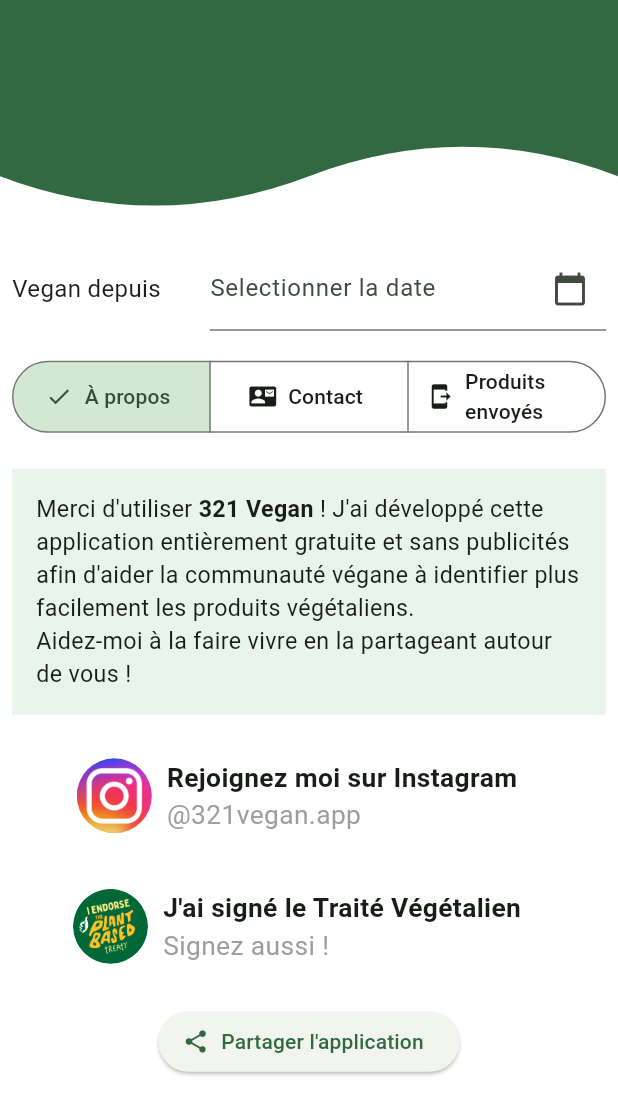
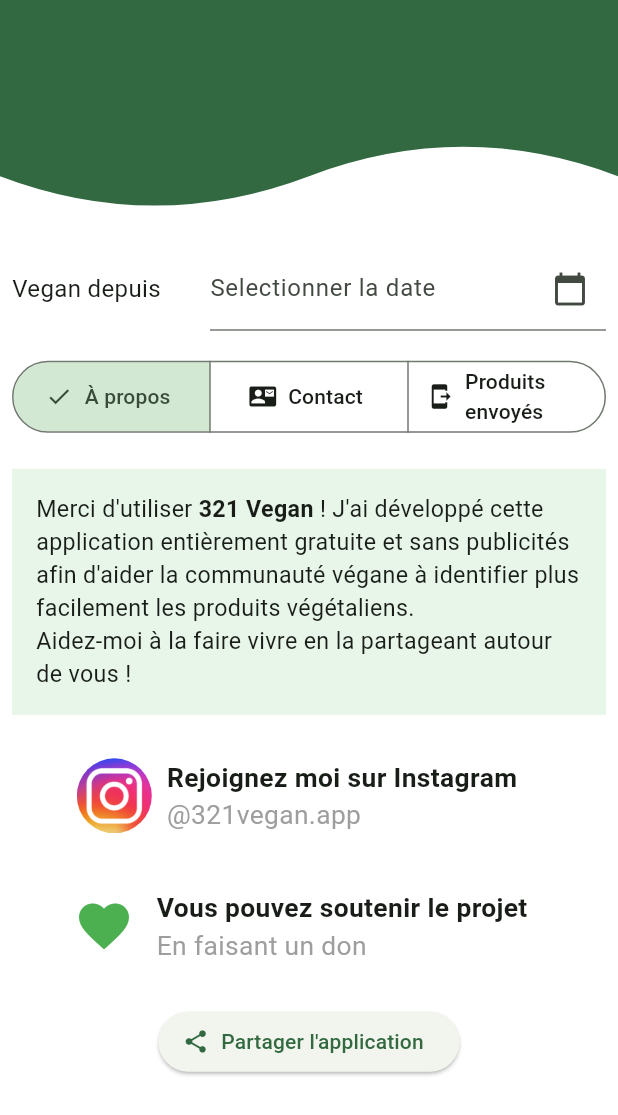
Before and after one commit to llambrecht/321vegan-app, a Flutter app: the ProfilePage screen opened directly with empty values, on a phone screen of 412 x 824 dp. Shown: the top 1115 px of the screen. Run offline on Flutter 3.47's test engine with Material 3 defaults, Android fonts, the phone set to English and light mode, and no system bars; our stand-ins replace cloud_firestore, confetti, connectivity_plus, firebase_core, flutter_screenutil, introduction_screen and 5 more; missing offline and left inert: draw_on_path, mobile_scanner; accounts and stored records are empty; statements that could not run were skipped.

Commit message:
:sparkles: first time launch and donation

```diff
--- a/flutter_app/lib/pages/app_pages/Profile/about_me_page.dart
+++ b/flutter_app/lib/pages/app_pages/Profile/about_me_page.dart
@@ -123,7 +123,7 @@
           padding: const EdgeInsets.only(top: 16, right: 16),
           child: GestureDetector(
             onTap: () async {
-              const url = 'https://plantbasedtreaty.org/fr';
+              const url = 'https://buymeacoffee.com/321vegan';
               await launchUrl(Uri.parse(url));
             },
             child: Material(
@@ -138,12 +138,13 @@
                   child: Row(
                     mainAxisAlignment: MainAxisAlignment.center,
                     children: [
-                      ClipOval(
-                        child: Image.asset(
-                          'lib/assets/logo_pbt.png',
-                          width: 50,
-                          height: 50,
-                          fit: BoxFit.fill,
+                      const CircleAvatar(
+                        backgroundColor: Colors.white,
+                        radius: 25,
+                        child: Icon(
+                          Icons.favorite,
+                          size: 40,
+                          color: Colors.green,
                         ),
                       ),
                       const SizedBox(width: 10),
@@ -151,14 +152,14 @@
                         crossAxisAlignment: CrossAxisAlignment.start,
                         children: [
                           Text(
-                            'J\'ai signé le Traité Végétalien',
+                            'Vous pouvez soutenir le projet',
                             style: TextStyle(
                               fontSize: 50.sp,
                               fontWeight: FontWeight.bold,
                             ),
                           ),
                           Text(
-                            'Signez aussi !',
+                            'En faisant un don',
                             style: TextStyle(
                               fontSize: 50.sp,
                               color: Colors.grey,
--- a/flutter_app/lib/pages/first_launch/on_boarding_page.dart
+++ b/flutter_app/lib/pages/first_launch/on_boarding_page.dart
@@ -213,7 +213,7 @@
 
   DotsDecorator getDotsDecorator() => const DotsDecorator(
         size: Size(5, 5),
-        spacing: const EdgeInsets.symmetric(horizontal: 3.0),
+        spacing: EdgeInsets.symmetric(horizontal: 3.0),
         activeSize: Size(14, 10),
         activeColor: Colors.green,
         activeShape: RoundedRectangleBorder(
--- a/flutter_app/lib/widgets/scaner/vegan_product_info_card.dart
+++ b/flutter_app/lib/widgets/scaner/vegan_product_info_card.dart
@@ -94,6 +94,7 @@
     'l\'oreal',
     'loréal',
     'loreal',
+    'garnier',
 
     // ==== Walmart Group ====
     'walmart',
@@ -123,6 +124,7 @@
     // ==== Danone ====
     'danone',
     'alpro',
+    'volvic',
 
     // ==== Others ====
     'schweppes',
--- a/flutter_app/pubspec.yaml
+++ b/flutter_app/pubspec.yaml
@@ -94,7 +94,6 @@
     - lib/assets/white_icon.png
     - lib/assets/app_icon.png
     - lib/assets/logo_instagram.png
-    - lib/assets/logo_pbt.png
     - lib/assets/vegan_products.db.gz
     - lib/assets/intro/additifs.gif
     - lib/assets/intro/cosmetics.gif
```
Also changed, not shown: flutter_app/lib/assets/logo_pbt.png (deleted).
